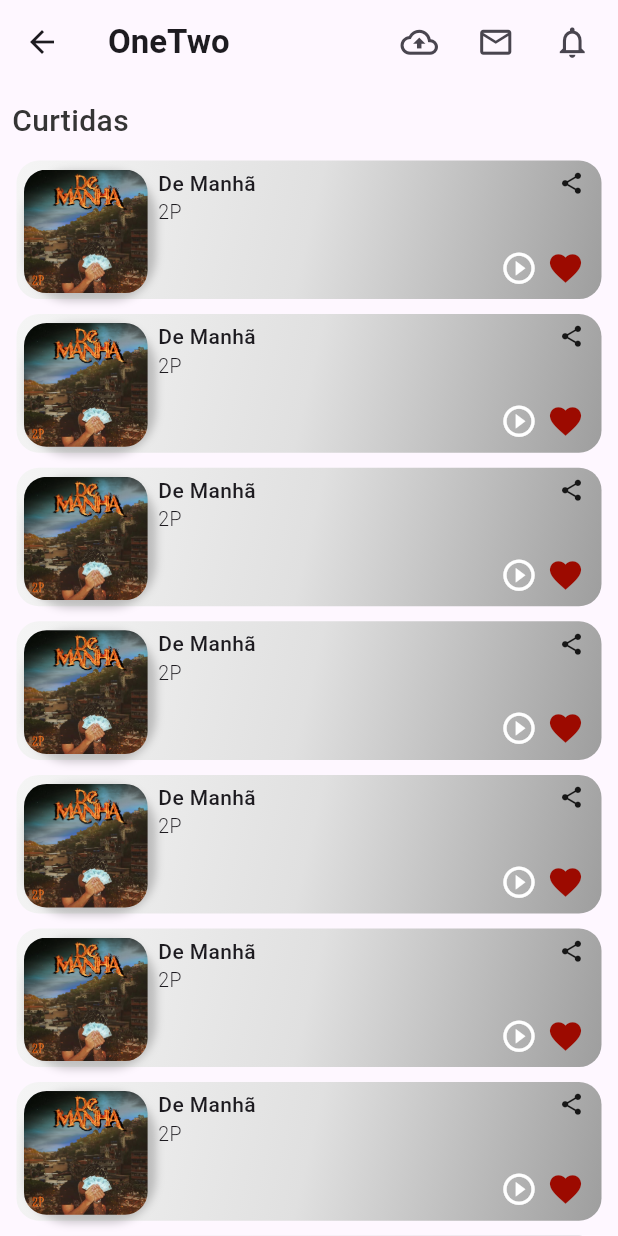
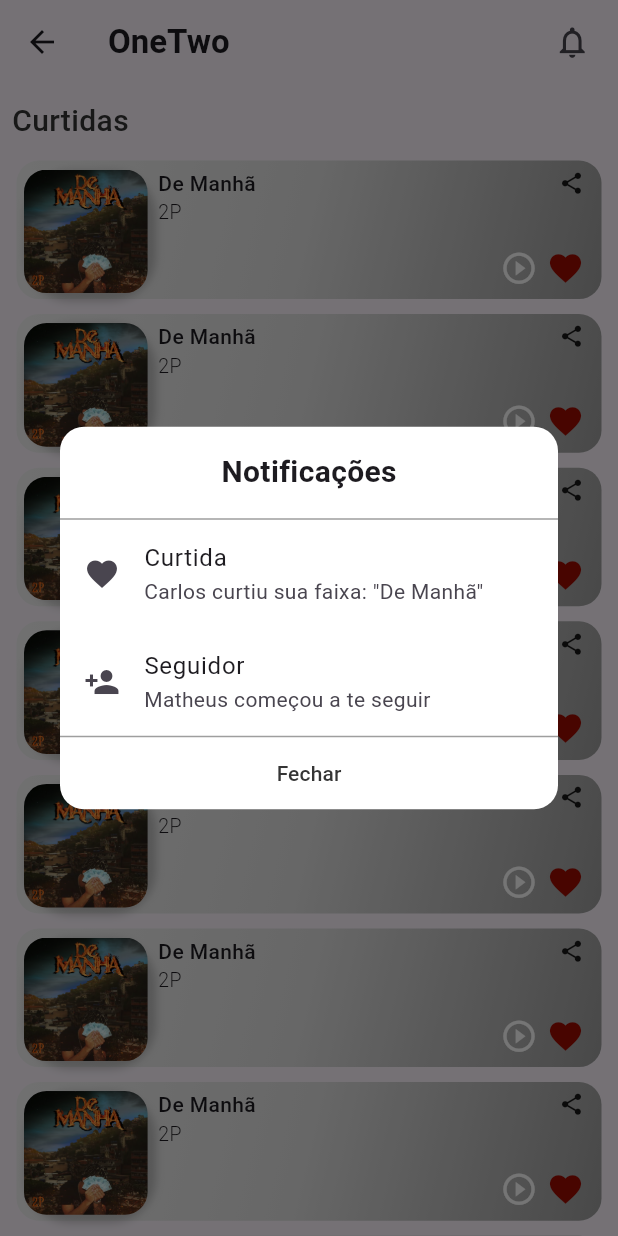
Before and after one commit to LucianoFraga27/st-mic-one-two, a Flutter app: the CurtidasPage screen opened by its route, after a tap on the "notifications none" icon, on a phone screen of 412 x 824 dp. Run offline on Flutter 3.47's test engine with Material 3 defaults, Android fonts, the phone set to English and light mode, and no system bars.

Commit message:
Notificações

```diff
--- /dev/null
+++ b/lib/domain/model/notification_card_model.dart
@@ -0,0 +1,8 @@
+import 'package:flutter/material.dart';
+
+class NotificationCard {
+  final IconData icon;
+  final String message;
+  final String title;
+  NotificationCard(this.icon, this.message, this.title);
+}
--- a/lib/view/pages/modal_page.dart
+++ b/lib/view/pages/modal_page.dart
@@ -59,10 +59,6 @@ class _ModalPageState extends State<ModalPage> {
           label: 'Pesquisar',
         ),
         BottomNavigationBarItem(
-          icon: Icon(Icons.my_library_add_outlined),
-          label: 'Minhas Musicas',
-        ),
-        BottomNavigationBarItem(
           icon: Icon(Icons.person),
           label: 'Meu Perfil',
         ),
@@ -82,9 +78,6 @@ List<Widget> _pages = <Widget>[
   const HomePage(),
   MusicasPage(),
   PesquisaMusicaPage(),
-  Text(
-    'Index 3: Settings',
-  ),
   const MeuPerfilPage(),
 ];
 
--- a/lib/view/widgets/app_bar.dart
+++ b/lib/view/widgets/app_bar.dart
@@ -1,5 +1,6 @@
 import 'package:flutter/material.dart';
 import 'package:mic_check_one_two/view/theme.dart';
+import 'package:mic_check_one_two/view/widgets/notificacao_widget.dart';
 
 ThemeColors themeColors = ThemeColors();
 
@@ -7,11 +8,14 @@ AppBar customAppBar(BuildContext context) {
   return AppBar(
     title: const Text("OneTwo", style: TextStyle(fontWeight: FontWeight.w600)),
     actions: [
-      _action(() {}, Icons.cloud_upload_outlined),
-      const SizedBox(width: 10),
-      _action(() {}, Icons.email_outlined),
-      const SizedBox(width: 10),
-      _action(() {}, Icons.notifications_none_outlined),
+      _action(() {
+        showDialog(
+          context: context,
+          builder: (BuildContext context) {
+            return NotificationsDialog(); // Crie uma instância de NotificationsDialog
+          },
+        );
+      }, Icons.notifications_none_outlined),
       const SizedBox(width: 10),
     ],
   );
--- /dev/null
+++ b/lib/view/widgets/notificacao_widget.dart
@@ -0,0 +1,77 @@
+import 'package:flutter/material.dart';
+import 'package:mic_check_one_two/domain/model/notification_card_model.dart';
+
+class NotificationsDialog extends StatefulWidget {
+  @override
+  _NotificationsDialogState createState() => _NotificationsDialogState();
+}
+
+class _NotificationsDialogState extends State<NotificationsDialog> {
+  final List<NotificationCard> notifications = [
+    NotificationCard(
+        Icons.favorite, 'Carlos curtiu sua faixa: "De Manhã"', "Curtida"),
+    NotificationCard(
+        Icons.person_add, 'Matheus começou a te seguir', "Seguidor"),
+  ];
+
+  @override
+  Widget build(BuildContext context) {
+    return Dialog(
+      shape: RoundedRectangleBorder(
+        borderRadius: BorderRadius.circular(16.0),
+      ),
+      elevation: 0.0,
+      backgroundColor: Colors.transparent, // Tornar o fundo transparente
+      child: Container(
+        decoration: BoxDecoration(
+          borderRadius: BorderRadius.circular(16.0),
+          color: Colors.white, // Cor do fundo do diálogo
+        ),
+        child: Column(
+          mainAxisSize: MainAxisSize.min,
+          children: [
+            Padding(
+              padding: const EdgeInsets.all(16.0),
+              child: Text(
+                'Notificações',
+                style: TextStyle(
+                  fontSize: 20.0,
+                  fontWeight: FontWeight.bold,
+                ),
+              ),
+            ),
+            Divider(
+              color: Colors.grey, // Cor da linha separadora
+              height: 1.0,
+            ),
+            SingleChildScrollView(
+              child: Column(
+                mainAxisSize: MainAxisSize.min,
+                children: notifications.map((notification) {
+                  return ListTile(
+                    leading: Icon(notification.icon),
+                    title: Text(notification.title),
+                    subtitle: Text(notification.message),
+                  );
+                }).toList(),
+              ),
+            ),
+            Divider(
+              color: Colors.grey,
+              height: 1.0,
+            ),
+            TextButton(
+              onPressed: () {
+                Navigator.of(context).pop();
+              },
+              child: Text(
+                'Fechar',
+                style: TextStyle(color: const Color.fromARGB(255, 53, 53, 53)),
+              ),
+            ),
+          ],
+        ),
+      ),
+    );
+  }
+}
```
